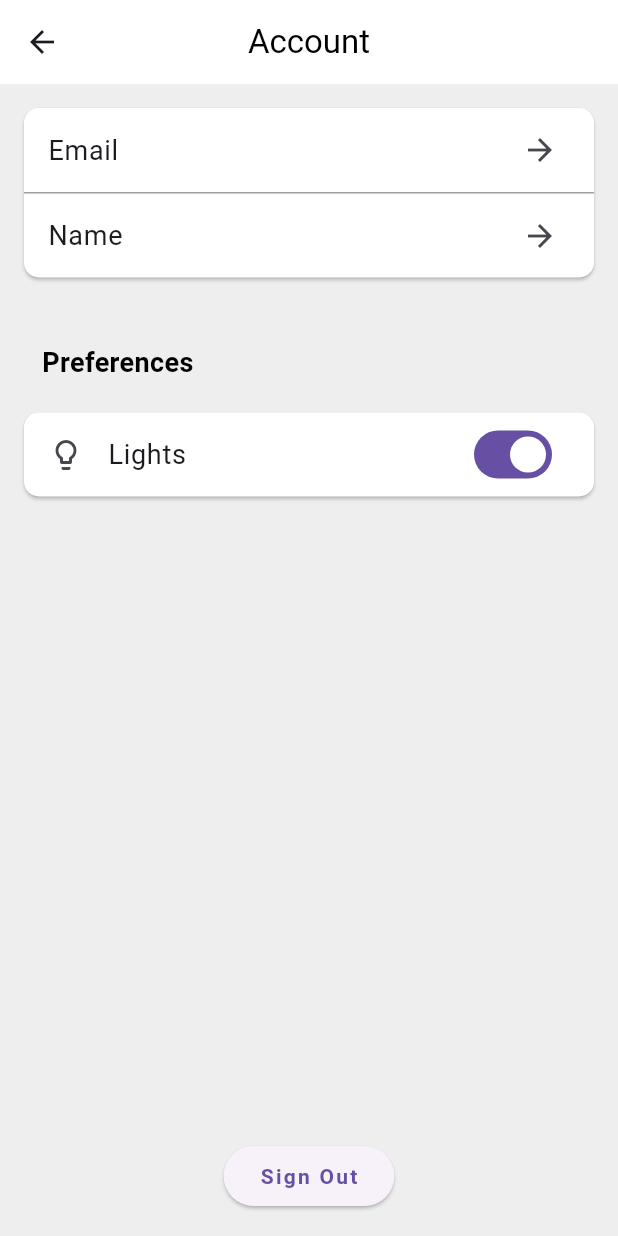
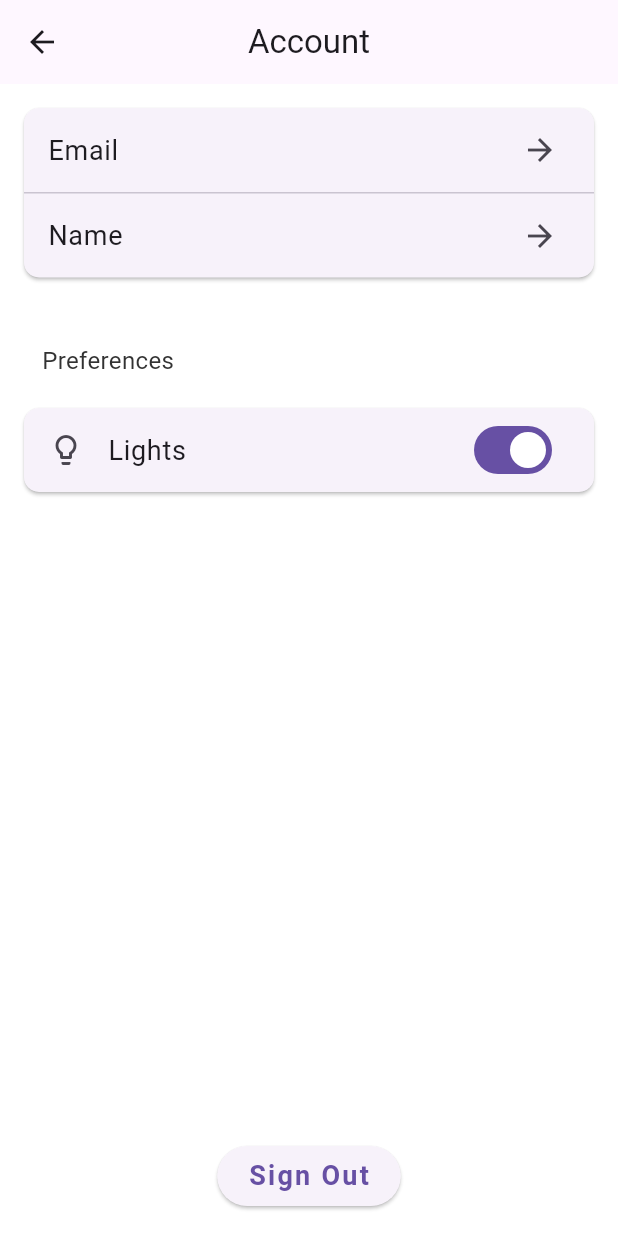
Before and after one commit to babelrobotics/babel_app, a Flutter app: the screen it shows once a user with an empty profile is signed in, item 3 of the bottom bar chosen, after a tap on the "settings" icon, on a phone screen of 412 x 824 dp. Run offline on Flutter 3.47's test engine with Material 3 defaults, Android fonts, the phone set to English and light mode, and no system bars; our stand-ins replace cloud_firestore, firebase_analytics, firebase_auth, firebase_core, font_awesome_flutter, google_fonts and 3 more; accounts and stored records are empty; network calls fail.

Commit message:
notifiers, global themes

```diff
--- a/lib/main.dart
+++ b/lib/main.dart
@@ -1,6 +1,7 @@
 import 'package:flutter/material.dart';
 import 'package:provider/provider.dart';
 import 'package:babelbots/services/services.dart';
+import 'package:babelbots/shared/shared.dart';
 
 // Import the firebase_core plugin
 import 'package:firebase_core/firebase_core.dart';
@@ -15,7 +16,17 @@ import 'themes.dart';
 
 void main() {
   WidgetsFlutterBinding.ensureInitialized();
-  runApp(App());
+  runApp(
+    MultiProvider(
+      providers: [
+        ChangeNotifierProvider<ThemeNotifier>(
+          create: (context) => ThemeNotifier(),
+        ),
+        // Add other providers here if needed
+      ],
+      child: App(),
+    ),
+  );
 }
 
 /// We are using a StatefulWidget such that we only create the [Future] once,
@@ -48,17 +59,22 @@ class _AppState extends State<App> {
 
         // Once complete, show your application
         if (snapshot.connectionState == ConnectionState.done) {
+          final themeNotifier = Provider.of<ThemeNotifier>(context);
           return StreamProvider(
             create: (_) => FirestoreService().userStream(),
             catchError: (_, err) => User(),
             initialData: User(),
-            child: MaterialApp(
-              routes: appRoutes,
-              theme: appTheme
+            child: Consumer<ThemeNotifier>(
+              builder: (context, themeNotifier, child) {
+                return MaterialApp(
+                  routes: appRoutes,
+                  theme: themeNotifier.themeData,
+                );
+              },
             ),
           );
         }
-        // Otherwise, show something whilst waiting for initialization to complete
+        // Otherwise, show something while waiting for initialization to complete
         return Text('loading');
       },
     );
--- a/lib/profile/edit.dart
+++ b/lib/profile/edit.dart
@@ -53,17 +53,16 @@ class _EditScreenState extends State<EditScreen> {
   Widget build(BuildContext context) {
     return Scaffold(
       appBar: AppBar(
-        title: Text('Edit ${widget.detail.key}', style: TextStyle(color: Colors.black)),
-        backgroundColor: Colors.white,
+        title: Text('Edit ${widget.detail.key}'),
         centerTitle: true,
         leading: IconButton(
-          icon: const Icon(Icons.arrow_back, color: Colors.black),
+          icon: const Icon(Icons.arrow_back),
           onPressed: () => Navigator.pop(context),
         ),
         actions: [
           TextButton(
             onPressed: _saveAndUpdate,
-            child: Text('Save', style: TextStyle(color: Colors.black)),
+            child: Text('Save'),
           ),
         ],
       ),
--- a/lib/profile/profile.dart
+++ b/lib/profile/profile.dart
@@ -13,17 +13,13 @@ class ProfileScreen extends StatelessWidget {
   Widget build(BuildContext context) {
     User user = Provider.of<User>(context, listen: true);
 
-    // Default banner image - a flat colored Container
-    Widget bannerImage = user.bannerPicture?.isEmpty ?? true
-        ? Container(color: Colors.grey) // Default flat color
-        : Image.network(user.bannerPicture, fit: BoxFit.cover); // Network image
+    // Default banner image
+    Widget bannerImage = Image.network(user.bannerPicture, fit: BoxFit.cover); // Network image
 
-    // Default avatar image - a flat colored CircleAvatar
+    // Default avatar image
     Widget avatarImage = user.picture?.isEmpty ?? true
-        ? CircleAvatar(
-            radius: 63,
-            backgroundColor:
-                const Color.fromARGB(255, 201, 162, 162)) // Default flat color
+        ? const CircleAvatar(
+            radius: 63)
         : CircleAvatar(
             radius: 63,
             backgroundImage: NetworkImage(user.picture)); // Network image
@@ -50,7 +46,6 @@ class ProfileScreen extends StatelessWidget {
                           -25, // Half of the avatar's radius to hang off the bottom of the banner
                       child: CircleAvatar(
                         radius: 65,
-                        backgroundColor: Colors.white,
                         child: avatarImage, // Use the avatar image widget
                       ),
                     ),
@@ -65,7 +60,7 @@ class ProfileScreen extends StatelessWidget {
                 style: Theme.of(context).textTheme.titleLarge,
               ),
               Text('${user.points} Points | Joined ${user.createdDateTime}',
-                  style: Theme.of(context).textTheme.bodyMedium),
+                  style: Theme.of(context).textTheme.titleMedium),
               SizedBox(height: 10),
               Flexible(
                 flex: 7,
@@ -78,28 +73,20 @@ class ProfileScreen extends StatelessWidget {
                         children: <Widget>[
                           Container(
                             decoration: BoxDecoration(
-                              color: Colors
-                                  .grey, // Grey background for the whole tab bar
                               borderRadius: BorderRadius.circular(
                                   10), // Rounded corners for the container
                             ),
-                            child: Padding(
-                              padding: const EdgeInsets.all(3),
+                            child: const Padding(
+                              padding:  EdgeInsets.all(3),
                               child: TabBar(
                                 tabs: [
                                   Tab(text: 'Badges'),
                                   Tab(text: 'Posts'),
                                 ],
-                                indicator: BoxDecoration(
-                                  color: Colors
-                                      .white, // White background for the selected tab
-                                  borderRadius: BorderRadius.circular(10),
-                                ),
-                                indicatorSize: TabBarIndicatorSize.tab,
                               ),
                             ),
                           ),
-                          Expanded(
+                          const Expanded(
                             child: TabBarView(
                               children: [BadgeList(), PostList()],
                             ),
@@ -118,7 +105,6 @@ class ProfileScreen extends StatelessWidget {
               child: IconButton(
                   icon: Icon(Icons.settings),
                   iconSize: 35,
-                  color: Colors.white,
                   onPressed: () {
                     Navigator.push(
                       context,
@@ -140,10 +126,6 @@ class BadgeList extends StatelessWidget {
       child: Text(
         "Looks like you've got a clean slate! Start collecting badges!",
         textAlign: TextAlign.center,
-        style: TextStyle(
-          fontSize: 18,
-          color: Colors.black54,
-        ),
       ),
     );
   }
@@ -158,10 +140,6 @@ class PostList extends StatelessWidget {
       child: Text(
         "A world of thoughts, yet to be penned. Break the ice with your first post!",
         textAlign: TextAlign.center,
-        style: TextStyle(
-          fontSize: 18,
-          color: Colors.black54,
-        ),
       ),
     );
   }
--- a/lib/profile/settings.dart
+++ b/lib/profile/settings.dart
@@ -25,12 +25,10 @@ class SettingsScreen extends StatelessWidget {
 
     return Scaffold(
       appBar: AppBar(
-        title: Text('Account', style: TextStyle(color: Colors.black)),
-        backgroundColor: Colors.white,
+        title: Text('Account'),
         centerTitle: true,
       ),
       body: Container(
-        color: Colors.grey[200],
         child: Column(
           children: [
             Expanded(
@@ -68,15 +66,9 @@ class SettingsScreen extends StatelessWidget {
             padding: EdgeInsets.all(16.0),
             child: Text(
               section.key,
-              style: TextStyle(
-                fontSize: 18,
-                fontWeight: FontWeight.bold,
-                color: Colors.black,
-              ),
             ),
           ),
         Card(
-          color: Colors.white,
           shape: RoundedRectangleBorder(
             borderRadius: BorderRadius.circular(10.0),
           ),
@@ -100,9 +92,10 @@ class SettingsScreen extends StatelessWidget {
       title: const Text('Lights'),
       value: field.value == 'light',
       onChanged: (bool newValue) {
-        // Handle theme switch logic here
+        final themeNotifier = Provider.of<ThemeNotifier>(context, listen: false);
+        themeNotifier.toggleTheme();
       },
-      secondary: const Icon(Icons.lightbulb_outline), // Icon on the right side
+      secondary: const Icon(Icons.lightbulb_outline),
     );
   } else {
     tile = ListTile(
@@ -116,9 +109,6 @@ class SettingsScreen extends StatelessWidget {
           ),
           Text(
             field.value, // Second string on the right
-            style: TextStyle(
-              color: Color.fromRGBO(141, 136, 136, 0.75),
-            ),
           ),
         ],
       ),
@@ -137,7 +127,7 @@ class SettingsScreen extends StatelessWidget {
   return Column(
     children: [
       tile,
-      if (!isLastTile) const Divider(height: 1, color: Colors.grey),
+      if (!isLastTile) const Divider(height: 1),
     ],
   );
 }
--- a/lib/shared/bottom_nav.dart
+++ b/lib/shared/bottom_nav.dart
@@ -39,7 +39,6 @@ class BottomNavBar extends StatelessWidget {
         ),
       ],
       currentIndex: selectedIndex,
-      fixedColor: Colors.deepPurple[200],
       onTap: onSelectTab,
     );
   }
--- a/lib/shared/constants.dart
+++ b/lib/shared/constants.dart
@@ -1,3 +1,25 @@
+import 'package:flutter/material.dart';
+/*=========================================================
+            Colors
+=========================================================*/
+
+const Color LIGHT_PRIMARY_BACKGROUND = Color(0xFFFFFFFF);
+const Color LIGHT_SECONDARY_BACKGROUND = Color(0xFFD9E6F3);
+const Color LIGHT_ACCENT = Color(0xFFFF6F00);
+const Color LIGHT_SECONDARY_ACCENT = Color(0xFFFFC107);
+const Color LIGHT_TEXT = Color(0xFF323232);
+const Color LIGHT_SECONDARY_TEXT = Color(0xFF6E6E6E);
+const Color LIGHT_BORDERS = Color(0xFFD0D3D4);
+
+const Color DARK_PRIMARY_BACKGROUND = Color(0xFF33373E);
+const Color DARK_SECONDARY_BACKGROUND = Color(0xFF0A1A2F);
+const Color DARK_ACCENT = Color(0xFFF7931E);
+const Color DARK_SECONDARY_ACCENT = Color(0xFFFFAA00);
+const Color DARK_TEXT = Color(0xFFE0E1DD);
+const Color DARK_SECONDARY_TEXT = Color(0xFF677882);
+const Color DARK_BORDERS = Color(0xFF2A2F38);
+
+
 /*=========================================================
             Profile
 =========================================================*/
--- /dev/null
+++ b/lib/shared/notifiers.dart
@@ -0,0 +1,22 @@
+import 'package:flutter/material.dart';
+import 'package:google_fonts/google_fonts.dart';
+import 'package:babelbots/themes.dart';
+
+class ThemeNotifier with ChangeNotifier {
+  bool _isDarkMode = false;
+
+  ThemeData get themeData => _isDarkMode ? _buildDarkTheme() : _buildLightTheme();
+
+  void toggleTheme() {
+    _isDarkMode = !_isDarkMode;
+    notifyListeners();
+  }
+
+  ThemeData _buildLightTheme() {
+    return lightTheme;
+  }
+
+  ThemeData _buildDarkTheme() {
+    return darkTheme;
+  }
+}
--- a/lib/shared/shared.dart
+++ b/lib/shared/shared.dart
@@ -2,3 +2,4 @@ export 'bottom_nav.dart';
 export 'error.dart';
 export 'loading.dart';
 export 'constants.dart';
+export 'notifiers.dart';
--- a/lib/themes.dart
+++ b/lib/themes.dart
@@ -1,32 +1,75 @@
 import 'package:flutter/material.dart';
 import 'package:google_fonts/google_fonts.dart';
+import 'package:babelbots/shared/shared.dart';
 
-var appTheme = ThemeData(
-  //useMaterial3: true,
-  splashColor: Colors.transparent,
-  highlightColor: Colors.transparent,
-  fontFamily: GoogleFonts.roboto().fontFamily,
-  brightness: Brightness.light,
+import 'package:flutter/material.dart';
+import 'package:google_fonts/google_fonts.dart';
+import 'package:babelbots/shared/shared.dart';
+
+ThemeData lightTheme = ThemeData(
+  primaryColor: LIGHT_PRIMARY_BACKGROUND,
+  scaffoldBackgroundColor: LIGHT_PRIMARY_BACKGROUND,
+  bottomNavigationBarTheme: const BottomNavigationBarThemeData(
+    backgroundColor: LIGHT_SECONDARY_BACKGROUND,
+  ),
+  secondaryHeaderColor: LIGHT_SECONDARY_ACCENT,
   textTheme: const TextTheme(
-    bodyLarge: TextStyle(fontSize: 18),
-    bodyMedium: TextStyle(fontSize: 16),
+    bodyLarge: TextStyle(fontSize: 18, color: LIGHT_TEXT),
+    bodyMedium: TextStyle(fontSize: 16, color: LIGHT_TEXT),
     labelLarge: TextStyle(
+      fontSize: 18,
       letterSpacing: 1.5,
-      fontWeight: FontWeight.bold
+      fontWeight: FontWeight.bold,
+      color: LIGHT_TEXT,
     ),
     displayLarge: TextStyle(
       fontWeight: FontWeight.bold,
+      color: LIGHT_TEXT,
     ),
     titleMedium: TextStyle(
-      color: Colors.grey
-    )
-  ),
-  buttonTheme: const ButtonThemeData(
-    textTheme: ButtonTextTheme.accent,
+      color: LIGHT_SECONDARY_TEXT,
+    ),
   ),
   tabBarTheme: const TabBarTheme(
-    labelColor: Colors.black, // Color of the text for the selected tab
-    labelStyle: TextStyle(fontSize: 16, fontWeight: FontWeight.bold), // Style for the text of the selected tab
-    unselectedLabelStyle: TextStyle(fontSize: 16), // Style for the text of the unselected tabs
+    labelColor: LIGHT_TEXT,
+    labelStyle: TextStyle(fontSize: 16, fontWeight: FontWeight.bold),
+    unselectedLabelStyle: TextStyle(fontSize: 16),
+    indicatorColor: LIGHT_ACCENT,
+    indicator: BoxDecoration(
+      color: Color.fromARGB(255, 233, 59, 59),
+    ),
+    indicatorSize: TabBarIndicatorSize.tab,
   ),
 );
+
+ThemeData darkTheme = ThemeData(
+  primaryColor: DARK_PRIMARY_BACKGROUND,
+  scaffoldBackgroundColor: DARK_SECONDARY_BACKGROUND,
+  bottomNavigationBarTheme: const BottomNavigationBarThemeData(
+    backgroundColor: DARK_PRIMARY_BACKGROUND,
+  ),
+  secondaryHeaderColor: DARK_SECONDARY_ACCENT,
+  textTheme: const TextTheme(
+    bodyLarge: TextStyle(fontSize: 18, color: DARK_TEXT),
+    bodyMedium: TextStyle(fontSize: 16, color: DARK_TEXT),
+    labelLarge: TextStyle(
+      fontSize: 18,
+      letterSpacing: 1.5,
+      fontWeight: FontWeight.bold,
+      color: DARK_TEXT,
+    ),
+    displayLarge: TextStyle(
+      fontWeight: FontWeight.bold,
+      color: DARK_TEXT,
+    ),
+    titleMedium: TextStyle(
+      color: DARK_SECONDARY_TEXT,
+    ),
+  ),
+  tabBarTheme: const TabBarTheme(
+    labelColor: DARK_TEXT,
+    labelStyle: TextStyle(fontSize: 16, fontWeight: FontWeight.bold),
+    unselectedLabelStyle: TextStyle(fontSize: 16),
+    indicatorColor: DARK_ACCENT,
+  ),
+);
```
